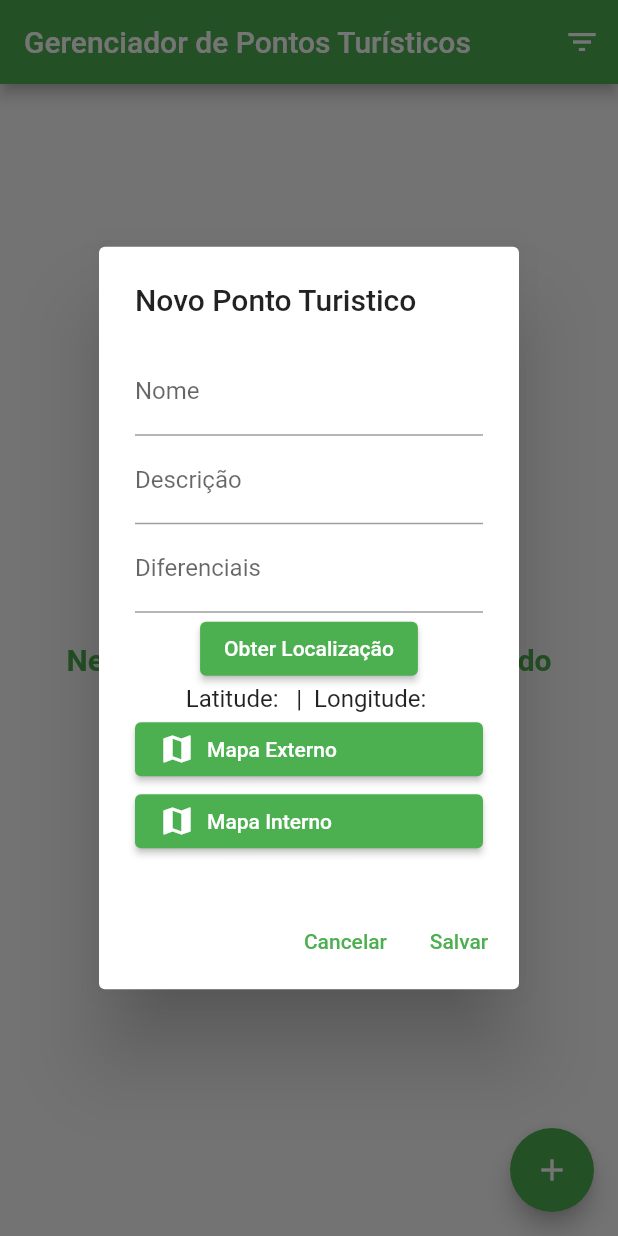
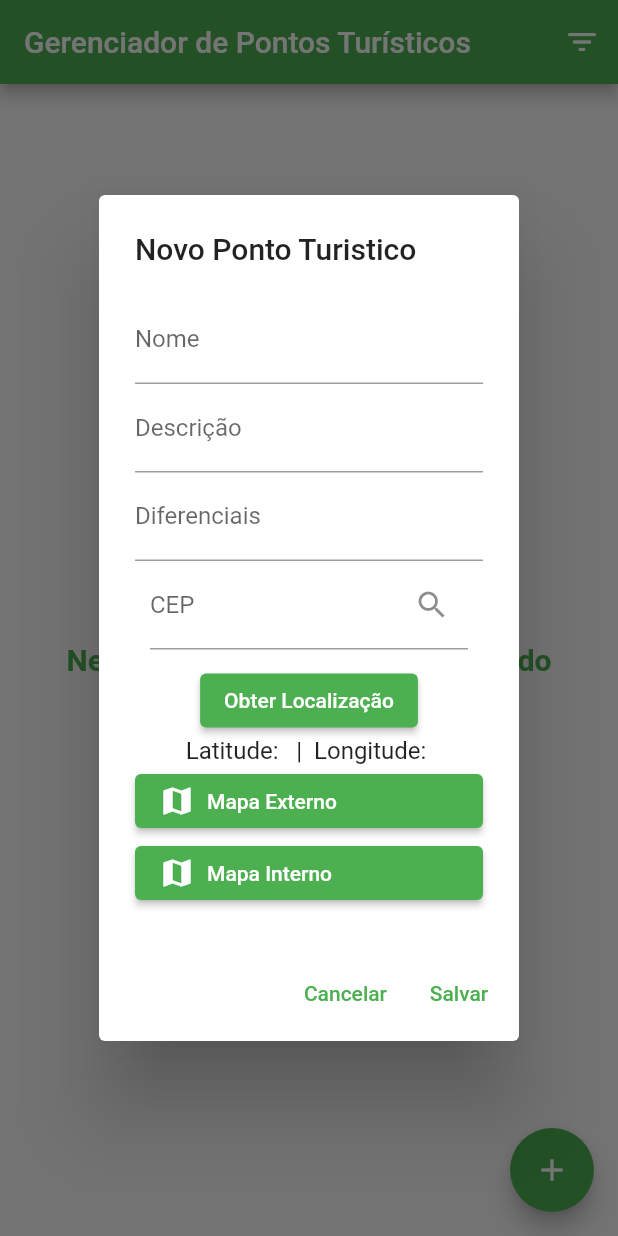
Before and after one commit to AdolfoSchwertz/gerenciamento_turismo, a Flutter app: the screen it shows after launch, after a tap on the "add" icon, on a phone screen of 412 x 824 dp. Run offline on Flutter 3.47's test engine with Material 2 defaults, Android fonts, the phone set to English and light mode, and no system bars; our stand-ins replace geolocator, google_maps_flutter, mask_text_input_formatter, shared_preferences, sqflite; missing offline and left inert: maps_launcher; accounts and stored records are empty; generated files the repository leaves out were written again.

Commit message:
Entrega final

```diff
--- a/lib/dao/turismo_dao.dart
+++ b/lib/dao/turismo_dao.dart
@@ -62,7 +62,8 @@ class TurismoDao {
         PontoTuristico.campoData,
         PontoTuristico.campoNome,
         PontoTuristico.campoLatitude,
-        PontoTuristico.campoLongetude
+        PontoTuristico.campoLongetude,
+        PontoTuristico.campoCep
       ],
       where: where,
       orderBy: orderBy,
--- a/lib/database/database_provider.dart
+++ b/lib/database/database_provider.dart
@@ -34,7 +34,8 @@ class DatabaseProvider {
         ${PontoTuristico.campoDiferenciais} TEXT,
         ${PontoTuristico.campoNome} TEXT,
         ${PontoTuristico.campoLatitude} TEXT,
-        ${PontoTuristico.campoLongetude} TEXT
+        ${PontoTuristico.campoLongetude} TEXT,
+        ${PontoTuristico.campoCep} TEXT
 
       );
     ''');
@@ -47,7 +48,8 @@ class DatabaseProvider {
         await db.execute('''
           ALTER TABLE ${PontoTuristico.nomeTabela}
           ADD ${PontoTuristico.campoLatitude} INTEGER NOT NULL DEFAULT -23.233699,
-          ADD ${PontoTuristico.campoLongetude} INTEGER NOT NULL DEFAULT -52.671366;
+          ADD ${PontoTuristico.campoLongetude} INTEGER NOT NULL DEFAULT -52.671366,
+          ADD ${PontoTuristico.campoCep} INTEGER NOT NULL DEFAULT 85501-200;
 
         ''');
     }
--- /dev/null
+++ b/lib/model/cep_model.dart
@@ -0,0 +1,25 @@
+import 'package:json_annotation/json_annotation.dart';
+part 'cep_model.g.dart';
+
+@JsonSerializable()
+class Endereco {
+
+  final String? cep;
+  final String? logradouro;
+  final String? complemento;
+  final String? bairro;
+  final String? localidade;
+  final String? uf;
+  final String? ibge;
+  final String? gia;
+  @JsonKey(name: 'ddd')
+  final String? codigoArea;
+  final String? siafi;
+
+
+  Endereco({this.cep, this.logradouro, this.complemento, this.bairro, this.localidade, this.uf,
+    this.ibge, this.gia, this.codigoArea, this.siafi});
+
+  factory Endereco.fromJson(Map<String, dynamic> json) => _$EnderecoFromJson(json);
+  Map<String, dynamic> toJson() => _$EnderecoToJson(this);
+}
--- a/lib/model/pontoTuristico.dart
+++ b/lib/model/pontoTuristico.dart
@@ -11,6 +11,7 @@ class PontoTuristico{
  // static const campoFinalizada = 'finalizada';
   static const campoLongetude = 'longetude';
   static const campoLatitude = 'latitude';
+  static const campoCep = 'cep';
 
   int? id;
   String nome;
@@ -20,6 +21,7 @@ class PontoTuristico{
 //  bool finalizada;
   String longetude;
   String latitude;
+  String cep;
 
   PontoTuristico({
     required this.id,
@@ -28,6 +30,7 @@ class PontoTuristico{
     required this.diferenciais,
     required this.latitude,
     required this.longetude,
+    required this.cep,
     //this.finalizada = false,
     this.dataCadastro});
 
@@ -49,6 +52,8 @@ class PontoTuristico{
     dataCadastro == null ? null : DateFormat("yyyy-MM-dd").format(dataCadastro!),
     campoLatitude:latitude,
     campoLongetude:longetude,
+    campoCep:cep
+
     //campoFinalizada: finalizada ? 1 : 0
   };
 
@@ -59,6 +64,7 @@ class PontoTuristico{
     latitude: map[campoLatitude] is String ? map[campoLatitude] : '',
     longetude: map[campoLongetude] is String ? map[campoLongetude] : '',
     nome: map[campoNome] is String ? map[campoNome] : '',
+    cep: map[campoCep] is String ? map[campoCep] : '',
     dataCadastro: map[campoData] is String
         ? DateFormat("yyyy-MM-dd").parse(map[campoData])
         : null,
--- a/lib/pages/detalhes_turismo_page.dart
+++ b/lib/pages/detalhes_turismo_page.dart
@@ -86,6 +86,12 @@ class _DetalhesTurismoPageState extends State<DetalhesTurismoPage> {
             ),
           ],
         ),
+        Row(
+          children: [
+            Campo(descricao: 'Cep: '),
+            Valor(valor: widget.pontoturistico.cep),
+          ],
+        ),
 
         // Row(
         //   children: [
--- /dev/null
+++ b/lib/services/cep_services.dart
@@ -0,0 +1,27 @@
+import 'dart:convert';
+import 'package:http/http.dart';
+
+import '../model/cep_model.dart';
+
+
+class CepService{
+  static const url_base = 'https://viacep.com.br/ws/:cep/json/';
+
+  Future<Map<String, dynamic>> findCep(String cep) async{
+    final url = url_base.replaceAll(':cep', cep);
+    final uri = Uri.parse(url);
+    final Response response =  await get(uri);
+    if(response.statusCode != 200 || response.body.isEmpty){
+      throw Exception();
+    }
+    final decodeBody = json.decode(response.body);
+    return Map<String, dynamic>.from(decodeBody);
+  }
+
+
+  Future<Endereco> findCepAsObject(String cep) async{
+    final map = await findCep(cep);
+    return Endereco.fromJson(map);
+  }
+
+}
--- a/lib/widgets/conteudo_form_dialog.dart
+++ b/lib/widgets/conteudo_form_dialog.dart
@@ -4,9 +4,12 @@ import 'package:flutter/material.dart';
 import 'package:geolocator/geolocator.dart';
 import 'package:intl/intl.dart';
 import 'package:maps_launcher/maps_launcher.dart';
+import 'package:mask_text_input_formatter/mask_text_input_formatter.dart';
 
+import '../model/cep_model.dart';
 import '../model/pontoTuristico.dart';
 import '../pages/mapa_interno.dart';
+import '../services/cep_services.dart';
 
 class ConteudoFormDialog extends StatefulWidget{
   final PontoTuristico? turismoAtual;
@@ -22,6 +25,13 @@ class ConteudoFormDialogState extends State<ConteudoFormDialog> {
 
   Position? _localizacaoAtual;
   final _controller = TextEditingController();
+  final _cepFormater = MaskTextInputFormatter(
+      mask: '#####-###',
+      filter: {'#' : RegExp(r'[0-9]')}
+  );
+  Endereco? _cep;
+  var _loading = false;
+  final _service = CepService();
 
   String get _latitude => _localizacaoAtual?.latitude.toString() ?? '';
 
@@ -34,6 +44,7 @@ class ConteudoFormDialogState extends State<ConteudoFormDialog> {
   final _dataController = TextEditingController();
   final _longetudeController = TextEditingController();
   final _latitudeController = TextEditingController();
+  final _cepController = TextEditingController();
  /* final _dateFormat = DateFormat('dd/MM/yyyy'); */
 
 
@@ -48,6 +59,7 @@ class ConteudoFormDialogState extends State<ConteudoFormDialog> {
       _dataController.text = widget.turismoAtual!.dataCadastroFormatado;
       _longetudeController.text = widget.turismoAtual!.longetude;
       _latitudeController.text = widget.turismoAtual!.latitude;
+      _cepController.text = widget.turismoAtual!.cep;
 
      // horaControllerController.text =formattedDate;
 
@@ -92,6 +104,33 @@ class ConteudoFormDialogState extends State<ConteudoFormDialog> {
                 return null;
               },
             ),
+            Padding(
+              padding: EdgeInsets.symmetric(horizontal: 10),
+              child: TextFormField(
+                controller: _cepController,
+                decoration: InputDecoration(
+                  labelText: 'CEP',
+                  suffixIcon: _loading ? const Padding(
+                    padding: EdgeInsets.all(10),
+                    child: CircularProgressIndicator(strokeWidth: 2),
+                  ) : IconButton(
+                    onPressed: _findCep,
+                    icon: const Icon(Icons.search),
+                  ),
+                ),
+                inputFormatters: [_cepFormater],
+                validator: (String? value){
+                  if(value == null || value.isEmpty ||
+                      !_cepFormater.isFill()){
+                    return 'Informe um cep correto!';
+                  }
+                  return null;
+                },
+              ),
+            ),
+            Container(height: 10),
+            ..._buildWidgets(),
+
             ElevatedButton(
               onPressed: _obterLocalizacaoAtual,
               child: Text('Obter Localização'),
@@ -136,6 +175,7 @@ class ConteudoFormDialogState extends State<ConteudoFormDialog> {
       diferenciais: _diferenciaisController.text,
       latitude: _latitude,
       longetude: _longitude,
+      cep: _cepController.text,
       dataCadastro: DateTime.now()
   );
 
@@ -223,6 +263,37 @@ class ConteudoFormDialogState extends State<ConteudoFormDialog> {
       ),
     );
   }
+  Future<void> _findCep() async {
+    if(_formKey.currentState == null || !_formKey.currentState!.validate()){
+      return;
+    }
+    setState(() {
+      _loading = true;
+    });
+    try{
+      _cep = await _service.findCepAsObject(_cepFormater.getUnmaskedText());
+    }catch(e){
+      debugPrint(e.toString());
+      ScaffoldMessenger.of(context).showSnackBar(SnackBar(
+          content: Text('Ocorreu um erro, tente noavamente! \n'
+              'ERRO: ${e.toString()}')
+      ));
+    }
+    setState(() {
+      _loading = false;
+    });
+  }
+  List<Widget> _buildWidgets(){
+    final List<Widget> widgets = [];
+    if(_cep != null){
+      final map = _cep!.toJson();
+      for(final key in map.keys){
+        widgets.add(Text('$key:  ${map[key]}'));
+
+      }
+    }
+    return widgets;
+  }
 
 
 }
--- a/pubspec.yaml
+++ b/pubspec.yaml
@@ -41,6 +41,10 @@ dependencies:
   maps_launcher: ^2.2.0
   geolocator: ^9.0.2
   google_maps_flutter: ^2.2.6
+  http: ^1.0.0
+  mask_text_input_formatter: ^2.4.0
+  json_annotation: ^4.8.1
+
 
 
 dev_dependencies:
@@ -53,6 +57,8 @@ dev_dependencies:
   # package. See that file for information about deactivating specific lint
   # rules and activating additional ones.
   flutter_lints: ^2.0.0
+  json_serializable: ^6.7.0
+  build_runner: ^2.4.4
 
 # For information on the generic Dart part of this file, see the
 # following page: https://dart.dev/tools/pub/pubspec
```
Also changed, not shown: pubspec.lock, 1 other file.
